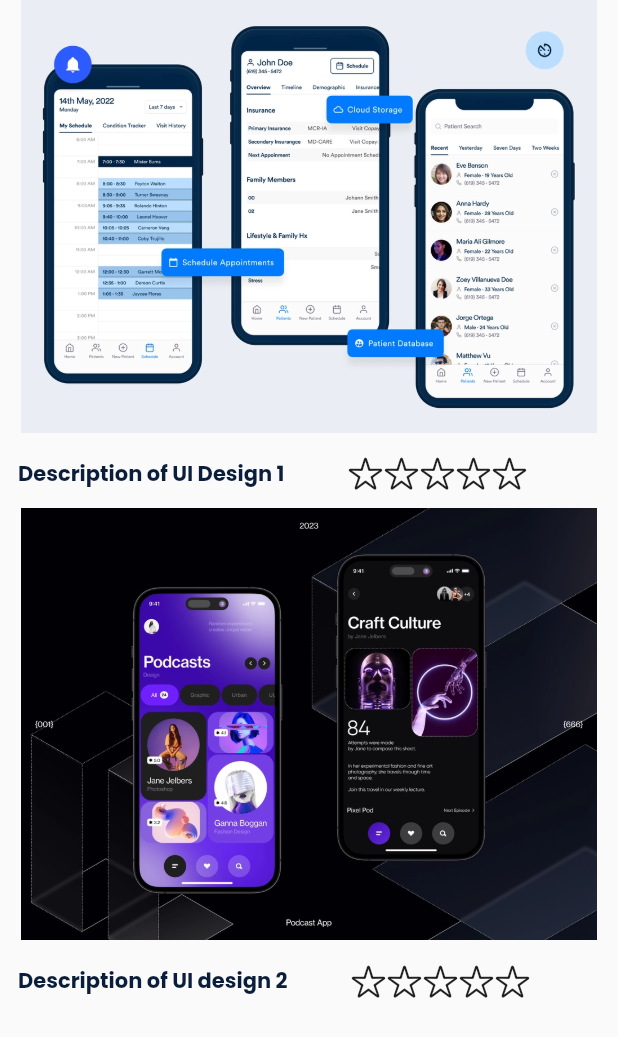
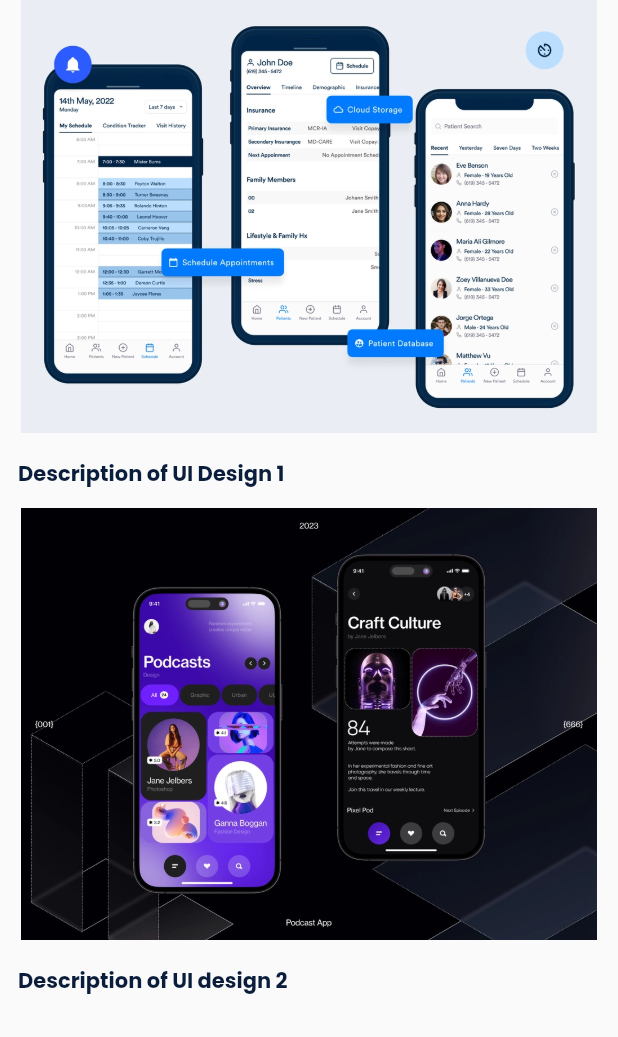
Before and after one commit to app-artist/dny_portfoilo, a Flutter app: the MobileUiDesign screen opened directly, on a phone screen of 412 x 824 dp. Shown: the top 1037 px of the screen. Run offline on Flutter 3.47's test engine with Material 2 defaults, Android fonts, the phone set to English and light mode, and no system bars; our stand-ins replace flutter_svg, google_fonts.

Commit message:
Final Commit 4

```diff
--- a/lib/mobileuidesign.dart
+++ b/lib/mobileuidesign.dart
@@ -1,7 +1,5 @@
-import 'package:flutter/cupertino.dart';
 import 'package:flutter/material.dart';
 import 'package:google_fonts/google_fonts.dart';
-
 
 class MobileUiDesign extends StatefulWidget {
   const MobileUiDesign({Key? key}) : super(key: key);
@@ -18,17 +16,15 @@ class _MobileUiDesignState extends State<MobileUiDesign> {
       body: SingleChildScrollView(
         child: Column(
           children: [
-
             Container(
               padding: const EdgeInsets.only(top: 50.0),
-              width: mq.height*0.7,
-              height: mq.width*0.7,
+              width: mq.height * 0.7,
+              height: mq.width * 0.7,
               decoration: const BoxDecoration(
                 image: DecorationImage(
                   fit: BoxFit.fitHeight,
                   image: AssetImage('assets/images/ui_1.jpg'),
                 ),
-
               ),
             ),
             const SizedBox(height: 5),
@@ -36,36 +32,26 @@ class _MobileUiDesignState extends State<MobileUiDesign> {
               children: [
                 Padding(
                   padding: const EdgeInsets.all(12.0),
-                  child: Text('Description of UI Design 1',style: GoogleFonts.poppins(
+                  child: Text(
+                    'Description of UI Design 1',
+                    style: GoogleFonts.poppins(
                       color: const Color(0xff0a1e3b),
                       fontSize: 14.0,
                       fontWeight: FontWeight.bold,
-                  ),),
                     ),
-                Padding(
-                  padding: const EdgeInsets.only(left: 30.0),
-                  child: Row(
-                    children: const [
-                      Icon(CupertinoIcons.star),
-                      Icon(CupertinoIcons.star),
-                      Icon(CupertinoIcons.star),
-                      Icon(CupertinoIcons.star),
-                      Icon(CupertinoIcons.star),
-                    ],
                   ),
                 ),
               ],
             ),
             Container(
               padding: const EdgeInsets.only(top: 50.0),
-              width: mq.height*0.7,
-              height: mq.width*0.7,
+              width: mq.height * 0.7,
+              height: mq.width * 0.7,
               decoration: const BoxDecoration(
                 image: DecorationImage(
                   fit: BoxFit.fitHeight,
                   image: AssetImage('assets/images/ui_2.jpg'),
                 ),
-
               ),
             ),
             const SizedBox(height: 5),
@@ -73,27 +59,17 @@ class _MobileUiDesignState extends State<MobileUiDesign> {
               children: [
                 Padding(
                   padding: const EdgeInsets.all(12.0),
-                  child: Text('Description of UI design 2',style: GoogleFonts.poppins(
+                  child: Text(
+                    'Description of UI design 2',
+                    style: GoogleFonts.poppins(
                       color: const Color(0xff0a1e3b),
                       fontSize: 14.0,
                       fontWeight: FontWeight.bold,
-                  ),),
                     ),
-                Padding(
-                  padding: const EdgeInsets.only(left: 30.0),
-                  child: Row(
-                    children: const [
-                      Icon(CupertinoIcons.star),
-                      Icon(CupertinoIcons.star),
-                      Icon(CupertinoIcons.star),
-                      Icon(CupertinoIcons.star),
-                      Icon(CupertinoIcons.star),
-                    ],
                   ),
                 ),
               ],
             ),
-
           ],
         ),
       ),
```
Also changed, not shown: lib/branddesign.dart (+2 -27 lines). Lines whose indentation alone changed are shown as unchanged.
